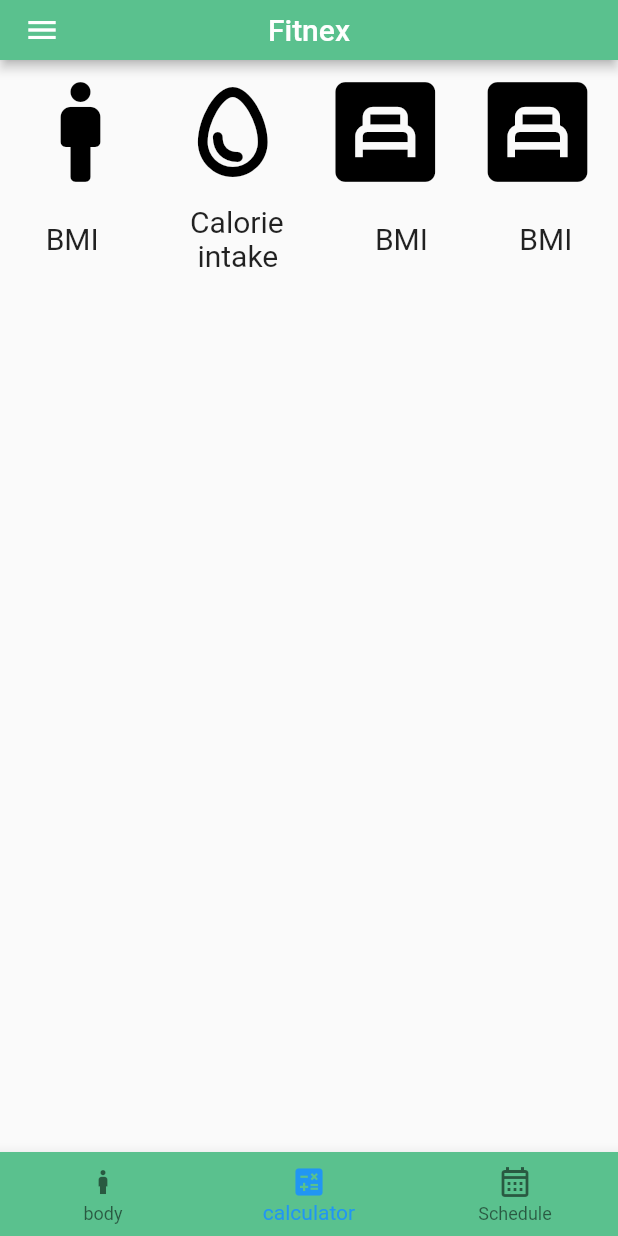
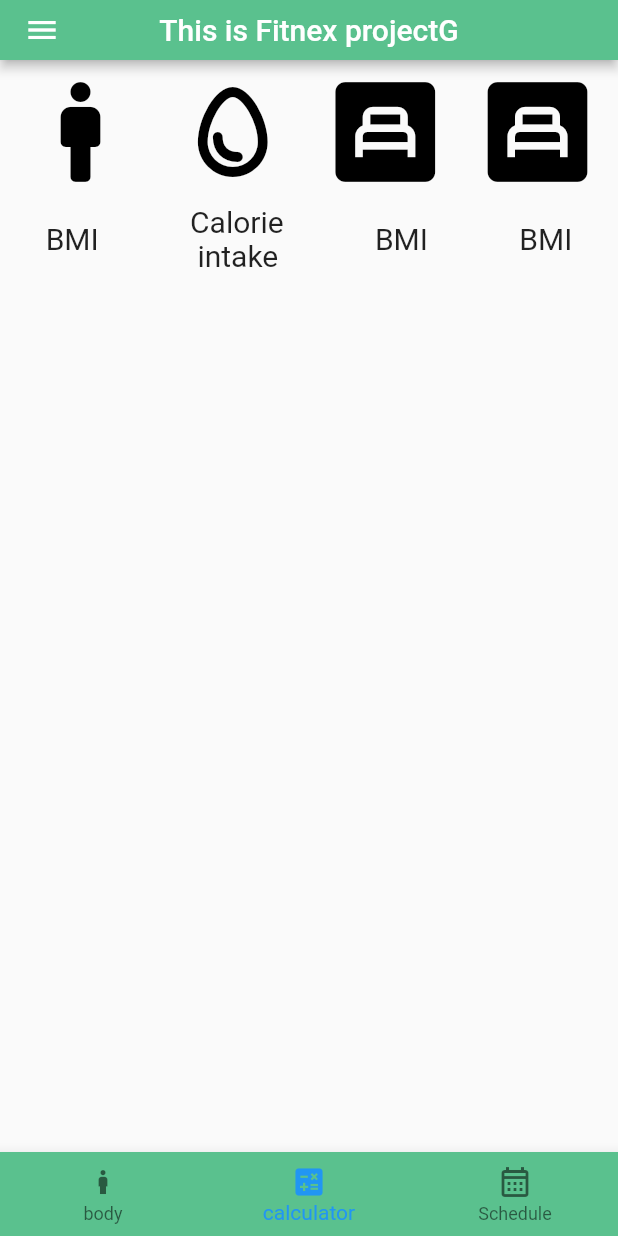
Before and after one commit to HemanDas/flutter_application_1, a Flutter app: the screen it shows after launch, item 2 of the bottom bar chosen, on a phone screen of 412 x 824 dp. Run offline on Flutter 3.47's test engine with Material 2 defaults, Android fonts, the phone set to English and light mode, and no system bars.

Commit message:
changed title fitnex

```diff
--- a/lib/main.dart
+++ b/lib/main.dart
@@ -22,7 +22,7 @@ class _FitnexState extends State<Fitnex> {
     return Scaffold(
       drawer: Sidebar(),
       appBar: AppBar(
-        title: const Text('Fitnex'),
+        title: const Text('This is Fitnex projectG'),
         toolbarHeight: 40.0,
         centerTitle: true,
         backgroundColor: Color(0xff5ac18e),
```
